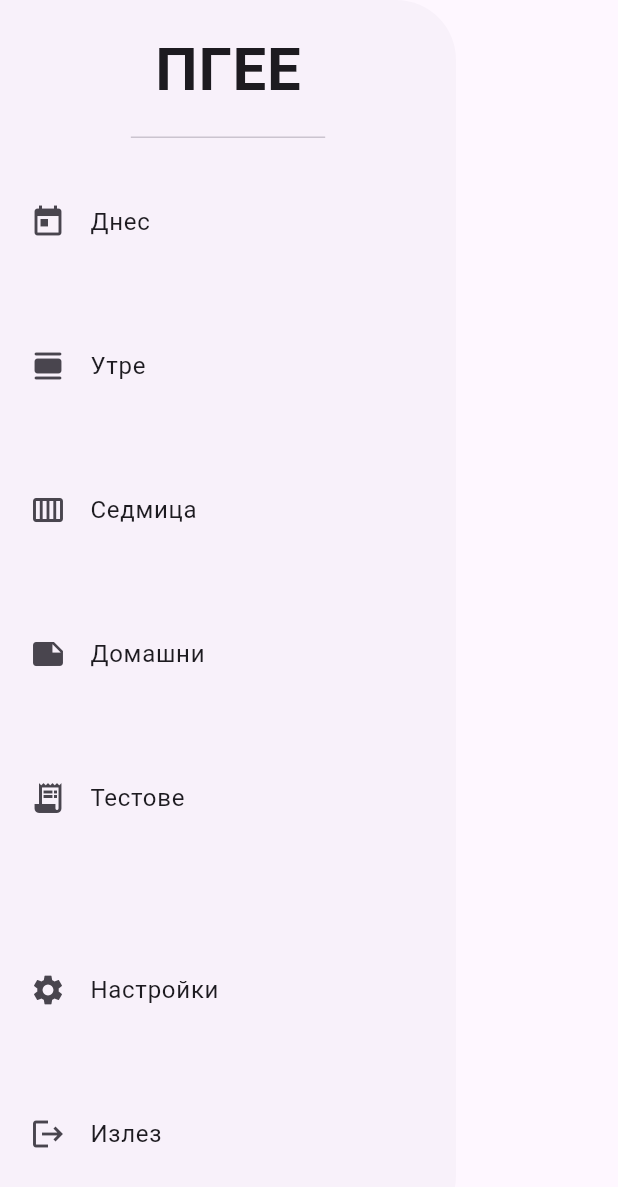
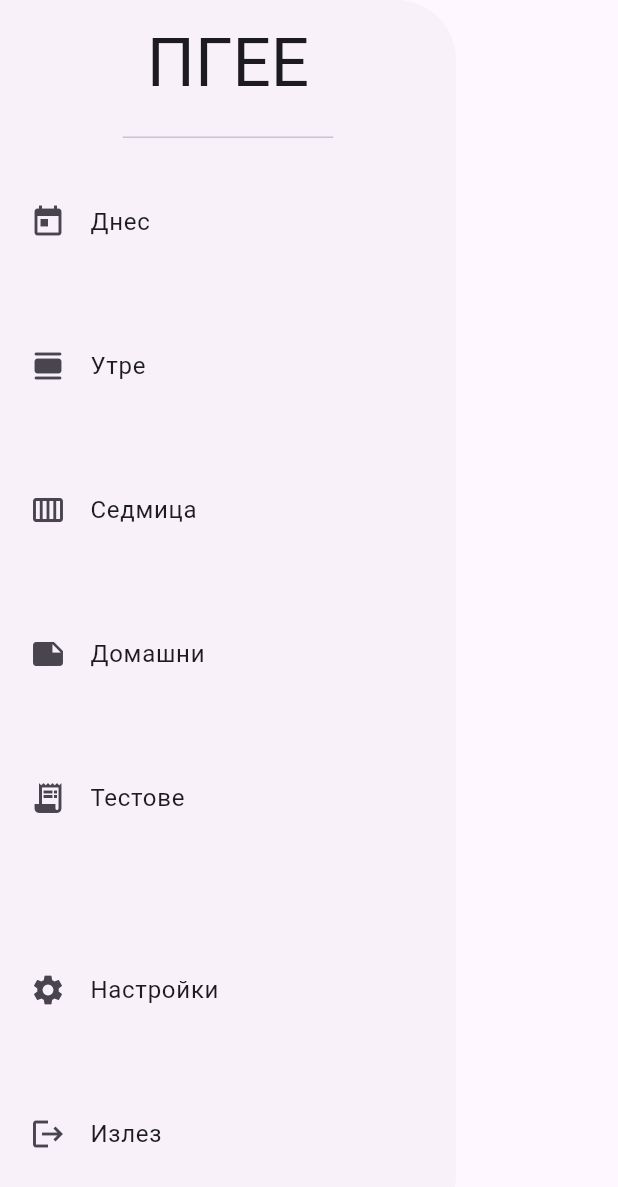
Before and after one commit to KaloyanStoyanov06/PGEE, a Flutter app: the DrawerComponent widget shown alone on an empty page, opened directly, on a phone screen of 412 x 824 dp. Shown: the top 1187 px of the screen. Run offline on Flutter 3.47's test engine with Material 2 defaults, Android fonts, the phone set to English and light mode, and no system bars; drawn by our look-alikes of dynamic_color; our stand-ins replace cloud_firestore, firebase_auth, firebase_core, flutter_dotenv; missing offline and left inert: dart:ffi; accounts and stored records are empty; network calls fail.

Commit message:
Added Snackbar theme. Fixed text in drawer. Reformatted the code in firebase_service

```diff
--- a/lib/components/drawer.dart
+++ b/lib/components/drawer.dart
@@ -20,15 +20,12 @@ class DrawerComponent extends StatelessWidget {
       elevation: 20,
       child: Column(
         children: [
-          const SizedBox(
+          SizedBox(
             height: 100,
             child: DrawerHeader(
               child: Text(
                 "ПГЕЕ",
-                style: TextStyle(
-                  fontSize: 40,
-                  fontWeight: FontWeight.bold,
-                ),
+                style: Theme.of(context).textTheme.headline2,
               ),
             ),
           ),
--- a/lib/main.dart
+++ b/lib/main.dart
@@ -48,10 +48,6 @@ class MyApp extends StatelessWidget {
           // On Android S+ devices, use the provided dynamic color scheme.
           // (Recommended) Harmonize the dynamic color scheme' built-in semantic colors.
           lightColorScheme = lightDynamic.harmonized();
-          // (Optional) Customize the scheme as desired. For example, one might
-          // want to use a brand color to override the dynamic [ColorScheme.secondary].
-          lightColorScheme =
-              lightColorScheme.copyWith(secondary: Colors.deepPurple);
           // (Optional) If applicable, harmonize custom colors.
           lightCustomColors = lightCustomColors.harmonized(lightColorScheme);
 
--- a/lib/themes.dart
+++ b/lib/themes.dart
@@ -1,3 +1,4 @@
+import 'package:dynamic_color/dynamic_color.dart';
 import 'package:flutter/material.dart';
 
 class Themes {
@@ -15,6 +16,16 @@ class Themes {
       contentPadding: EdgeInsets.all(20),
       shape: RoundedRectangleBorder(borderRadius: BorderRadius.circular(20)),
       style: ListTileStyle.drawer,
+    ),
+    snackBarTheme: const SnackBarThemeData(
+      elevation: 20,
+      shape: RoundedRectangleBorder(
+        borderRadius: BorderRadius.only(
+          topLeft: Radius.circular(15),
+          topRight: Radius.circular(15),
+        ),
+      ),
+      behavior: SnackBarBehavior.fixed,
     ),
   );
 
@@ -34,8 +45,15 @@ class Themes {
       shape: RoundedRectangleBorder(borderRadius: BorderRadius.circular(20)),
       style: ListTileStyle.drawer,
     ),
-      snackBarTheme: SnackBarThemeData(
-        backgroundColor:
-            ColorScheme.fromSeed(seedColor: Colors.deepPurple).background,
-      ));
+    snackBarTheme: const SnackBarThemeData(
+      elevation: 20,
+      shape: RoundedRectangleBorder(
+        borderRadius: BorderRadius.only(
+          topLeft: Radius.circular(15),
+          topRight: Radius.circular(15),
+        ),
+      ),
+      behavior: SnackBarBehavior.fixed,
+    ),
+  );
 }
```
Also changed, not shown: lib/services/firebase_service.dart (+4 -17 lines). Lines whose indentation alone changed are shown as unchanged.
